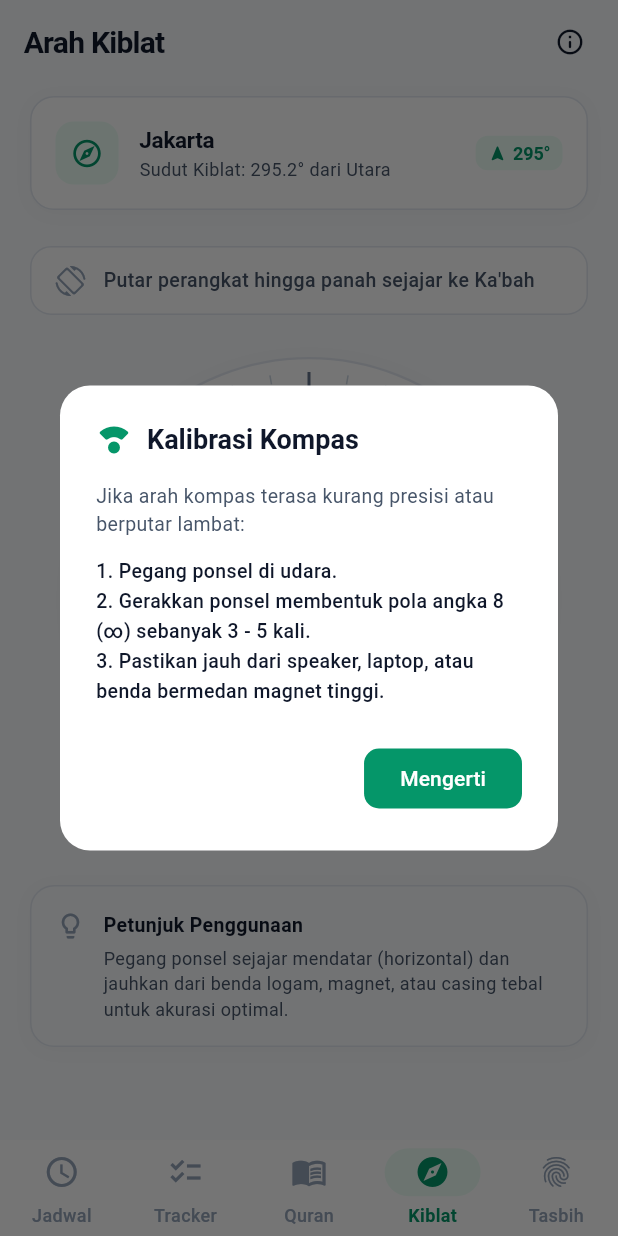
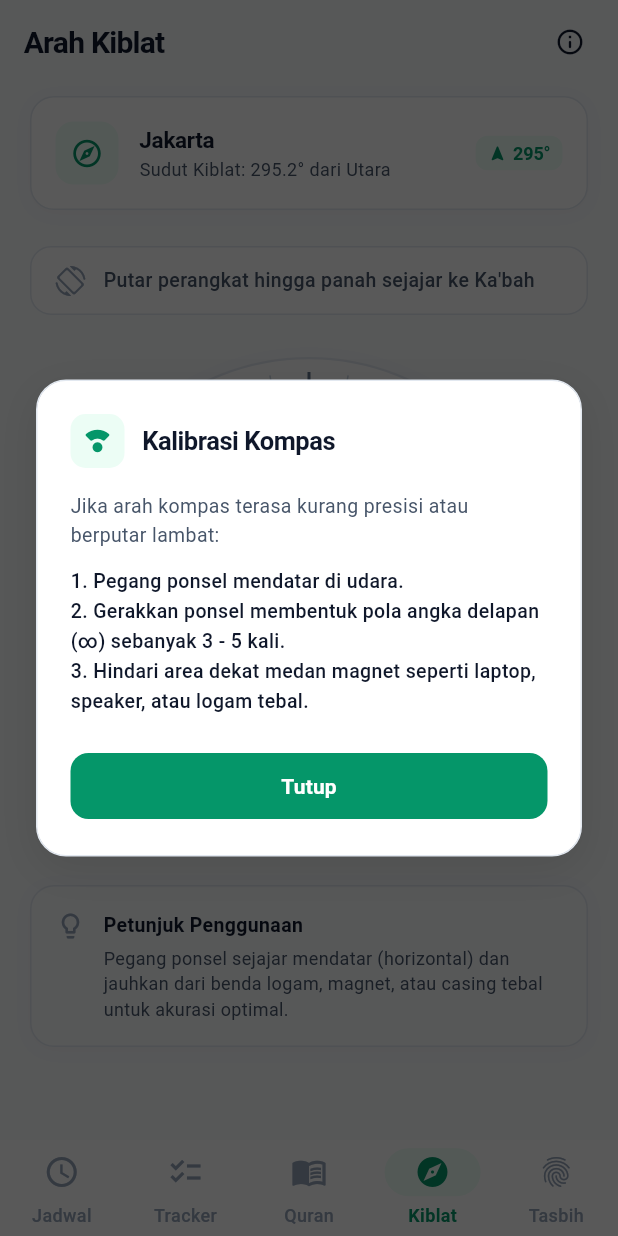
Before and after one commit to sukr02k/muslimin, a Flutter app: the screen it shows after launch, item 4 of the bottom bar chosen, after a tap on the "info outline" icon, on a phone screen of 412 x 824 dp. Run offline on Flutter 3.47's test engine with Material 3 defaults, Android fonts, the phone set to English and light mode, and no system bars; our stand-ins replace adhan, drift, flutter_compass, flutter_local_notifications, flutter_riverpod, geocoding and 4 more; accounts and stored records are empty; generated files the repository leaves out were written again.

Commit message:
feat: polish dialogs with ShadcnDialog, clean slop copy, and add general battery guidance

```diff
--- /dev/null
+++ b/lib/src/core/theme/shadcn_dialog.dart
@@ -0,0 +1,129 @@
+import 'package:flutter/material.dart';
+
+import 'app_theme.dart';
+import 'shadcn_widgets.dart';
+
+/// Modal dialog kustom bergaya Shadcn: border halus, sudut 20px, tanpa material elevation default.
+class ShadcnDialog extends StatelessWidget {
+  const ShadcnDialog({
+    super.key,
+    required this.title,
+    required this.content,
+    this.icon,
+    this.actions,
+    this.actionButtonText = 'Tutup',
+    this.onActionPressed,
+  });
+
+  final String title;
+  final Widget content;
+  final IconData? icon;
+  final List<Widget>? actions;
+  final String actionButtonText;
+  final VoidCallback? onActionPressed;
+
+  static Future<T?> show<T>({
+    required BuildContext context,
+    required String title,
+    required Widget content,
+    IconData? icon,
+    List<Widget>? actions,
+    String actionButtonText = 'Tutup',
+    VoidCallback? onActionPressed,
+  }) {
+    return showDialog<T>(
+      context: context,
+      barrierColor: Colors.black.withValues(alpha: 0.65),
+      builder: (_) => ShadcnDialog(
+        title: title,
+        content: content,
+        icon: icon,
+        actions: actions,
+        actionButtonText: actionButtonText,
+        onActionPressed: onActionPressed,
+      ),
+    );
+  }
+
+  @override
+  Widget build(BuildContext context) {
+    final isDark = context.isDark;
+
+    return Dialog(
+      backgroundColor: Colors.transparent,
+      insetPadding: const EdgeInsets.symmetric(horizontal: 24, vertical: 24),
+      child: Container(
+        decoration: BoxDecoration(
+          color: context.surfaceColor,
+          borderRadius: BorderRadius.circular(20),
+          border: Border.all(color: context.borderColor, width: 1.0),
+          boxShadow: isDark
+              ? AppColors.darkCardShadow
+              : const [
+                  BoxShadow(
+                    color: Color(0x18000000),
+                    blurRadius: 24,
+                    offset: Offset(0, 8),
+                  ),
+                ],
+        ),
+        padding: const EdgeInsets.all(22),
+        child: Column(
+          mainAxisSize: MainAxisSize.min,
+          crossAxisAlignment: CrossAxisAlignment.stretch,
+          children: [
+            Row(
+              children: [
+                if (icon != null) ...[
+                  Container(
+                    padding: const EdgeInsets.all(8),
+                    decoration: BoxDecoration(
+                      color: context.primaryContainerColor,
+                      borderRadius: BorderRadius.circular(10),
+                    ),
+                    child: Icon(icon, color: AppColors.primary, size: 20),
+                  ),
+                  const SizedBox(width: 12),
+                ],
+                Expanded(
+                  child: Text(
+                    title,
+                    style: TextStyle(
+                      fontSize: 17,
+                      fontWeight: FontWeight.w700,
+                      color: context.textPrimaryColor,
+                      letterSpacing: -0.3,
+                    ),
+                  ),
+                ),
+              ],
+            ),
+            const SizedBox(height: 16),
+            content,
+            const SizedBox(height: 22),
+            if (actions != null)
+              Row(
+                mainAxisAlignment: MainAxisAlignment.end,
+                children: actions!,
+              )
+            else
+              FilledButton(
+                style: FilledButton.styleFrom(
+                  backgroundColor: AppColors.primary,
+                  padding: const EdgeInsets.symmetric(vertical: 12),
+                  shape: RoundedRectangleBorder(
+                    borderRadius: BorderRadius.circular(12),
+                  ),
+                ),
+                onPressed: onActionPressed ?? () => Navigator.pop(context),
+                child: Text(
+                  actionButtonText,
+                  style: const TextStyle(fontSize: 14, fontWeight: FontWeight.w600),
+                ),
+              ),
+          ],
+        ),
+      ),
+    );
+  }
+}
--- a/lib/src/features/prayer_times/presentation/widgets/modern_settings_sheet.dart
+++ b/lib/src/features/prayer_times/presentation/widgets/modern_settings_sheet.dart
@@ -2,6 +2,7 @@ import 'package:flutter/material.dart';
 import 'package:flutter_riverpod/flutter_riverpod.dart';
 
 import '../../../../core/theme/app_theme.dart';
+import '../../../../core/theme/shadcn_dialog.dart';
 import '../../../../core/theme/shadcn_widgets.dart';
 import '../../../../core/theme/theme_mode_controller.dart';
 import '../../domain/prayer_settings.dart';
@@ -245,68 +246,38 @@ class _ModernSettingsSheetState extends State<ModernSettingsSheet> {
   }
 
   void _showAboutDialog(BuildContext context) {
-    showDialog<void>(
+    ShadcnDialog.show<void>(
       context: context,
-      builder: (ctx) => AlertDialog(
-        backgroundColor: context.surfaceColor,
-        surfaceTintColor: Colors.transparent,
-        shape: RoundedRectangleBorder(borderRadius: BorderRadius.circular(20)),
-        title: Row(
-          children: [
-            Container(
-              padding: const EdgeInsets.all(8),
-              decoration: BoxDecoration(
-                color: context.primaryContainerColor,
-                borderRadius: BorderRadius.circular(10),
-              ),
-              child: const Icon(Icons.mosque_rounded, color: AppColors.primary, size: 22),
-            ),
-            const SizedBox(width: 12),
-            Text(
-              'Muslimin',
-              style: TextStyle(
-                fontSize: 18,
-                fontWeight: FontWeight.w700,
-                color: context.textPrimaryColor,
-              ),
-            ),
-          ],
-        ),
+      icon: Icons.mosque_rounded,
+      title: 'Muslimin',
       content: Column(
         mainAxisSize: MainAxisSize.min,
         crossAxisAlignment: CrossAxisAlignment.start,
         children: [
           const Text(
-              'Versi 1.0.0 (Offline Edition)',
-              style: TextStyle(fontSize: 12, fontWeight: FontWeight.w600, color: AppColors.primary),
+            'Versi 1.0.0',
+            style: TextStyle(
+              fontSize: 12,
+              fontWeight: FontWeight.w600,
+              color: AppColors.primary,
+            ),
           ),
           const SizedBox(height: 12),
           Text(
-              'Muslimin dirancang sebagai aplikasi ibadah harian yang mengutamakan privasi dan kemandirian perangkat.',
+            'Aplikasi pengingat jadwal sholat, arah kiblat, Al-Qur\'an, dan tasbih digital yang mengutamakan privasi pengguna.',
             style: TextStyle(fontSize: 13, color: context.textSecondaryColor, height: 1.4),
           ),
-            const SizedBox(height: 12),
+          const SizedBox(height: 14),
           Text(
-              '• 100% Bebas Iklan & Offline Murni.\n'
-              '• Tidak ada data lokasi atau riwayat ibadah yang dikirimkan ke server luar.\n'
-              '• Perhitungan astronomi terverifikasi (Kemenag RI & Adhan Calculation Library).\n'
+            '• Bebas iklan dan dapat digunakan tanpa koneksi internet.\n'
+            '• Data lokasi dan riwayat ibadah tersimpan di perangkat Anda.\n'
+            '• Perhitungan jadwal sholat berdasar kriteria Kementerian Agama RI & Adhan Library.\n'
             '• Teks Al-Qur\'an Uthmani & Terjemahan resmi Kementerian Agama RI.',
             style: TextStyle(
               fontSize: 12,
               color: context.textPrimaryColor,
               height: 1.5,
             ),
-            ),
-          ],
-        ),
-        actions: [
-          FilledButton(
-            style: FilledButton.styleFrom(
-              backgroundColor: AppColors.primary,
-              shape: RoundedRectangleBorder(borderRadius: BorderRadius.circular(10)),
-            ),
-            onPressed: () => Navigator.pop(ctx),
-            child: const Text('Tutup'),
           ),
         ],
       ),
--- a/lib/src/features/qibla_finder/presentation/qibla_finder_screen.dart
+++ b/lib/src/features/qibla_finder/presentation/qibla_finder_screen.dart
@@ -3,6 +3,7 @@ import 'package:flutter/services.dart';
 import 'package:flutter_riverpod/flutter_riverpod.dart';
 
 import '../../../core/theme/app_theme.dart';
+import '../../../core/theme/shadcn_dialog.dart';
 import '../../../core/theme/shadcn_widgets.dart';
 import '../../prayer_times/presentation/prayer_times_controllers.dart';
 import '../domain/qibla_calculator.dart';
@@ -249,61 +250,29 @@ class _QiblaFinderScreenState extends ConsumerState<QiblaFinderScreen> {
   }
 
   void _showCalibrationDialog(BuildContext context) {
-    final textTitleColor = context.textPrimaryColor;
-    final textSubColor = context.textSecondaryColor;
-
-    showDialog<void>(
+    ShadcnDialog.show<void>(
       context: context,
-      builder: (ctx) => AlertDialog(
-        backgroundColor: context.surfaceColor,
-        surfaceTintColor: Colors.transparent,
-        shape: RoundedRectangleBorder(borderRadius: BorderRadius.circular(20)),
-        title: Row(
-          children: [
-            const Icon(Icons.compass_calibration_rounded, color: AppColors.primary),
-            const SizedBox(width: 10),
-            Text(
-              'Kalibrasi Kompas',
-              style: TextStyle(
-                fontSize: 18,
-                fontWeight: FontWeight.w700,
-                color: textTitleColor,
-              ),
-            ),
-          ],
-        ),
+      icon: Icons.compass_calibration_rounded,
+      title: 'Kalibrasi Kompas',
       content: Column(
         mainAxisSize: MainAxisSize.min,
         crossAxisAlignment: CrossAxisAlignment.start,
         children: [
           Text(
             'Jika arah kompas terasa kurang presisi atau berputar lambat:',
-              style: TextStyle(fontSize: 13, color: textSubColor),
+            style: TextStyle(fontSize: 13, color: context.textSecondaryColor),
           ),
           const SizedBox(height: 12),
           Text(
-              '1. Pegang ponsel di udara.\n'
-              '2. Gerakkan ponsel membentuk pola angka 8 (∞) sebanyak 3 - 5 kali.\n'
-              '3. Pastikan jauh dari speaker, laptop, atau benda bermedan magnet tinggi.',
+            '1. Pegang ponsel mendatar di udara.\n'
+            '2. Gerakkan ponsel membentuk pola angka delapan (∞) sebanyak 3 - 5 kali.\n'
+            '3. Hindari area dekat medan magnet seperti laptop, speaker, atau logam tebal.',
             style: TextStyle(
               fontSize: 13,
               fontWeight: FontWeight.w500,
-                color: textTitleColor,
+              color: context.textPrimaryColor,
               height: 1.5,
             ),
-            ),
-          ],
-        ),
-        actions: [
-          FilledButton(
-            style: FilledButton.styleFrom(
-              backgroundColor: AppColors.primary,
-              shape: RoundedRectangleBorder(
-                borderRadius: BorderRadius.circular(10),
-              ),
-            ),
-            onPressed: () => Navigator.pop(ctx),
-            child: const Text('Mengerti'),
           ),
         ],
       ),
```
Also changed, not shown: .about_dialog_final.png (added), .calib_opened.png (added), .calib_real.png (added), .calib_real2.png (added), .calib_real3.png (added), .calib_tapped.png (added), .calibration_dialog_final.png (added), .calibration_shadcn_opened.png (added), .shadcn_about_dialog.png (added), .shadcn_about_dialog_opened.png (added), .shadcn_about_dialog_opened2.png (added), .sheet_scrolled.png (added). Lines whose indentation alone changed are shown as unchanged.
